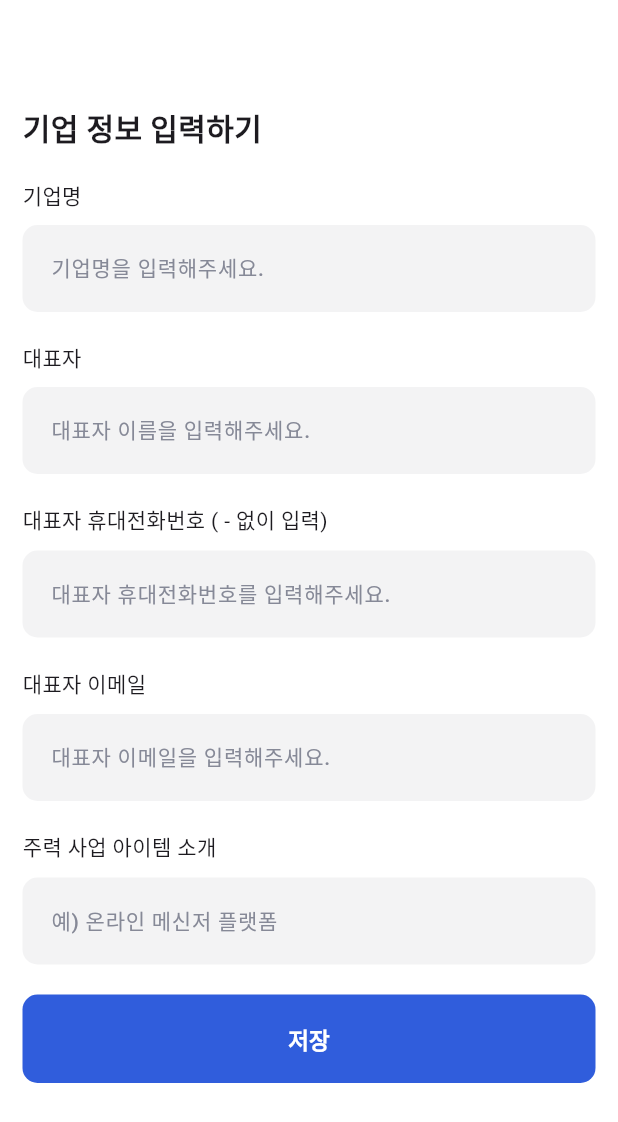
After one commit to ssyyeong/organ, a Flutter app: the BussinessInfoScreen screen opened by its route, after a tap on "저장", on a phone screen of 412 x 824 dp. The commit adds this screen. Shown: the top 1122 px of the screen. Run offline on Flutter 3.47's test engine with Material 3 defaults, Android fonts, the phone set to English and light mode, and no system bars; our stand-ins replace shared_preferences; accounts and stored records are empty; network calls fail.

Commit message:
회사정보 페이지 추가

```diff
--- a/lib/config/route.dart
+++ b/lib/config/route.dart
@@ -1,5 +1,6 @@
 class Routes {
   static const String login = '/login';
   static const String changePassword = '/changePassword';
+  static const String businessInfo = '/businessInfo';
   static const String matching = '/matching';
 }
--- a/lib/config/route_generator.dart
+++ b/lib/config/route_generator.dart
@@ -1,7 +1,8 @@
 import 'package:flutter/material.dart';
-import 'package:organ/screen/login_screen.dart';
-import 'package:organ/screen/change_password_screen.dart';
-import 'package:organ/screen/matching_screen.dart';
+import 'package:organ/screen/auth/bussiness_info_screen.dart';
+import 'package:organ/screen/auth/login_screen.dart';
+import 'package:organ/screen/auth/change_password_screen.dart';
+import 'package:organ/screen/matching/matching_screen.dart';
 
 class RouteGenerator {
   static Route<dynamic> generateRoute(RouteSettings settings) {
@@ -12,6 +13,10 @@ class RouteGenerator {
         return MaterialPageRoute(
           builder: (context) => const ChangePasswordScreen(),
         );
+      case '/businessInfo':
+        return MaterialPageRoute(
+          builder: (context) => const BussinessInfoScreen(),
+        );
       case '/matching':
         return MaterialPageRoute(builder: (context) => const MatchingScreen());
       default:
--- a/lib/main.dart
+++ b/lib/main.dart
@@ -1,5 +1,5 @@
 import 'package:flutter/material.dart';
-import 'package:organ/screen/login_screen.dart';
+import 'package:organ/screen/auth/login_screen.dart';
 import 'package:organ/config/route_generator.dart';
 
 void main() {
--- /dev/null
+++ b/lib/screen/auth/bussiness_info_screen.dart
@@ -0,0 +1,156 @@
+import 'package:flutter/material.dart';
+import 'package:organ/config/color_constants.dart';
+import 'package:organ/controller/base/controller.dart';
+import 'package:organ/widgets/full_width_btn.dart';
+import 'package:organ/widgets/text_field_widget.dart';
+import 'package:shared_preferences/shared_preferences.dart';
+
+class BussinessInfoScreen extends StatefulWidget {
+  const BussinessInfoScreen({super.key});
+
+  @override
+  State<BussinessInfoScreen> createState() => _BussinessInfoScreenState();
+}
+
+class _BussinessInfoScreenState extends State<BussinessInfoScreen> {
+  late String companyName = '',
+      representativeName = '',
+      phoneNumber = '',
+      email = '',
+      introduction = '';
+
+  void save() async {
+    SharedPreferences prefs;
+    prefs = await SharedPreferences.getInstance();
+    int userId = prefs.getInt('userId') ?? 0;
+
+    await Controller(modelName: 'OrganBusiness', modelId: 'organ_business')
+        .create({
+          'APP_MEMBER_ORGAN_IDENTIFICATION_CODE': userId,
+          'COMPANY_NAME': companyName,
+          'REPRESENTATIVE_NAME': representativeName,
+          'PHONE_NUMBER': phoneNumber,
+          'EMAIL': email,
+          'BUSINESS_ITEM_INTRODUCTION': introduction,
+        })
+        .then((res) {
+          if (!mounted) return;
+          ScaffoldMessenger.of(
+            context,
+          ).showSnackBar(const SnackBar(content: Text('저장 완료')));
+          Navigator.pushNamed(context, '/home');
+        });
+  }
+
+  @override
+  Widget build(BuildContext context) {
+    return Scaffold(
+      backgroundColor: Colors.white,
+      body: SingleChildScrollView(
+        padding: const EdgeInsets.symmetric(horizontal: 15, vertical: 20),
+        child: SafeArea(
+          child: Column(
+            mainAxisAlignment: MainAxisAlignment.center,
+            crossAxisAlignment: CrossAxisAlignment.start,
+            children: [
+              SizedBox(height: 50),
+              Text(
+                '기업 정보 입력하기',
+                style: TextStyle(fontSize: 20, fontWeight: FontWeight.w600),
+              ),
+              Container(
+                margin: const EdgeInsets.only(top: 20),
+                child: Column(
+                  crossAxisAlignment: CrossAxisAlignment.start,
+                  children: [
+                    Text('기업명'),
+                    SizedBox(height: 10),
+                    TextFieldWidget(
+                      hintText: '기업명을 입력해주세요.',
+                      onChanged: (text) => companyName = text,
+                    ),
+                  ],
+                ),
+              ),
+              Container(
+                margin: const EdgeInsets.only(top: 20),
+                child: Column(
+                  crossAxisAlignment: CrossAxisAlignment.start,
+
+                  children: [
+                    Text('대표자'),
+                    SizedBox(height: 10),
+                    TextFieldWidget(
+                      hintText: '대표자 이름을 입력해주세요.',
+                      onChanged: (text) => representativeName = text,
+                    ),
+                  ],
+                ),
+              ),
+              Container(
+                margin: const EdgeInsets.only(top: 20),
+                child: Column(
+                  crossAxisAlignment: CrossAxisAlignment.start,
+                  children: [
+                    Text('대표자 휴대전화번호 ( - 없이 입력)'),
+                    SizedBox(height: 10),
+                    TextFieldWidget(
+                      hintText: '대표자 휴대전화번호를 입력해주세요.',
+                      onChanged: (text) => phoneNumber = text,
+                      textType: TextInputType.phone,
+                    ),
+                  ],
+                ),
+              ),
+              Container(
+                margin: const EdgeInsets.only(top: 20),
+                child: Column(
+                  crossAxisAlignment: CrossAxisAlignment.start,
+                  children: [
+                    Text('대표자 이메일'),
+                    SizedBox(height: 10),
+                    TextFieldWidget(
+                      hintText: '대표자 이메일을 입력해주세요.',
+                      onChanged: (text) => email = text,
+                    ),
+                  ],
+                ),
+              ),
+              Container(
+                margin: const EdgeInsets.only(top: 20),
+                child: Column(
+                  crossAxisAlignment: CrossAxisAlignment.start,
+                  children: [
+                    Text('주력 사업 아이템 소개'),
+                    SizedBox(height: 10),
+                    TextFieldWidget(
+                      hintText: '예) 온라인 메신저 플랫폼',
+                      onChanged: (text) => introduction = text,
+                    ),
+                  ],
+                ),
+              ),
+              SizedBox(height: 20),
+              FullWidthBtn(
+                type: 'Elevated',
+                title: const Text(
+                  '저장',
+                  style: TextStyle(
+                    fontSize: 15,
+                    fontWeight: FontWeight.w600,
+                    color: Colors.white,
+                  ),
+                ),
+                margin: EdgeInsets.zero,
+                color: ColorConstants.btnPrimary,
+                onPressed: () {
+                  save();
+                },
+              ),
+            ],
+          ),
+        ),
+      ),
+    );
+  }
+}
--- /dev/null
+++ b/lib/widgets/text_field_widget.dart
@@ -0,0 +1,53 @@
+import 'package:organ/config/color_constants.dart';
+import 'package:flutter/material.dart';
+
+//텍스트 필드 위젯
+class TextFieldWidget extends StatelessWidget {
+  const TextFieldWidget({
+    super.key,
+    required this.hintText, //textField 입력 전에 나오는 text
+    required this.onChanged, //textField 입력 시 실행되는 함수
+    this.hintColor,
+    this.controller, //textField 입력 시 text를 저장하는 변수
+    this.textType, // 키보드 입력 타입
+    this.obscureText, //textField 입력 시 text를 숨길지 말지 결정하는 변수(password 입력 시 사용)
+    this.isReadOnly,
+  });
+
+  final String hintText;
+  final Color? hintColor;
+  final Function(String text)? onChanged;
+  final TextEditingController? controller;
+  final TextInputType? textType;
+  final bool? obscureText;
+  final bool? isReadOnly;
+
+  @override
+  Widget build(BuildContext context) {
+    return TextField(
+      controller: controller,
+      keyboardType: textType ?? TextInputType.text,
+      onChanged: onChanged,
+      obscureText: obscureText ?? false,
+      readOnly: isReadOnly ?? false,
+      decoration: InputDecoration(
+        hintText: hintText,
+        hintStyle: TextStyle(
+          fontSize: 14,
+          fontWeight: FontWeight.w500,
+          color: hintColor ?? ColorConstants.textGray,
+        ),
+        border: OutlineInputBorder(
+          borderRadius: BorderRadius.circular(10),
+          borderSide: BorderSide.none,
+        ),
+        filled: true,
+        fillColor: ColorConstants.lightGray,
+        contentPadding: const EdgeInsets.symmetric(
+          vertical: 17,
+          horizontal: 15,
+        ),
+      ),
+    );
+  }
+}
--- a/pubspec.yaml
+++ b/pubspec.yaml
@@ -2,7 +2,7 @@ name: organ
 description: "A new Flutter project."
 # The following line prevents the package from being accidentally published to
 # pub.dev using `flutter pub publish`. This is preferred for private packages.
-publish_to: 'none' # Remove this line if you wish to publish to pub.dev
+publish_to: "none" # Remove this line if you wish to publish to pub.dev
 
 # The following defines the version and build number for your application.
 # A version number is three numbers separated by dots, like 1.2.43
@@ -53,11 +53,13 @@ dev_dependencies:
 
 # The following section is specific to Flutter packages.
 flutter:
-
   # The following line ensures that the Material Icons font is
   # included with your application, so that you can use the icons in
   # the material Icons class.
   uses-material-design: true
+
+  assets:
+    - assets/images/
 
   # To add assets to your application, add an assets section, like this:
   # assets:
```
Also changed, not shown: lib/screen/auth/change_password_screen.dart (renamed from lib/screen/login_screen.dart, +31 -40 lines), lib/screen/auth/login_screen.dart (renamed from lib/screen/change_password_screen.dart, +55 -40 lines), lib/screen/matching/matching_screen.dart (renamed from lib/screen/matching_screen.dart, +7 -3 lines), assets/images/logo.png (added).
